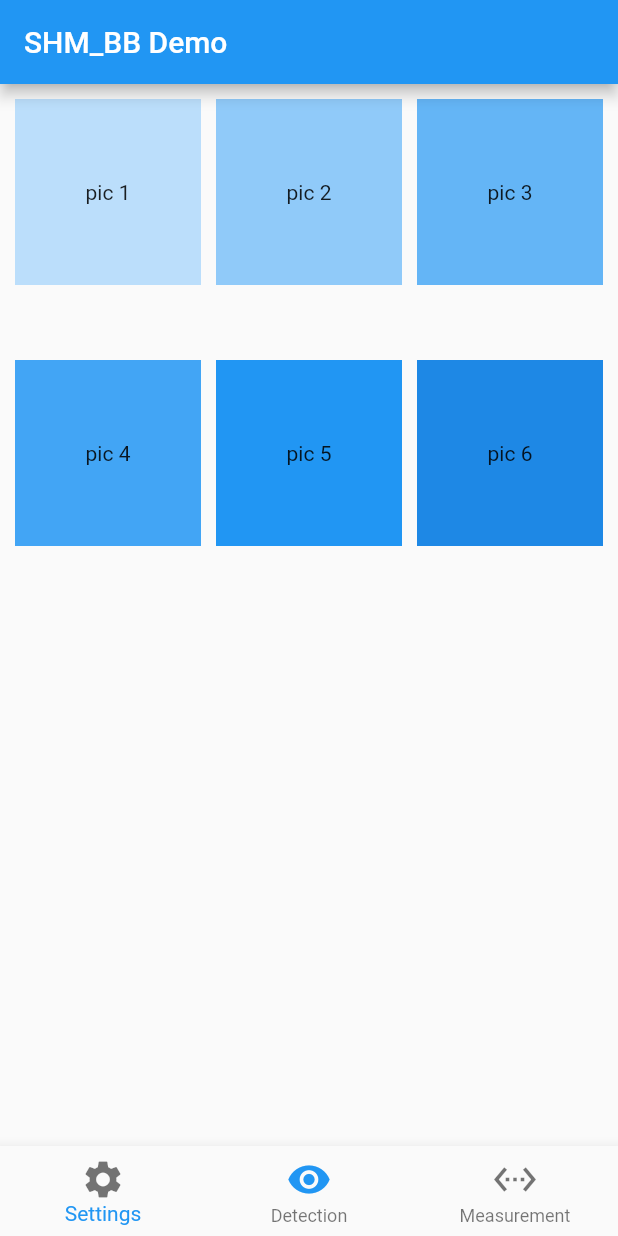
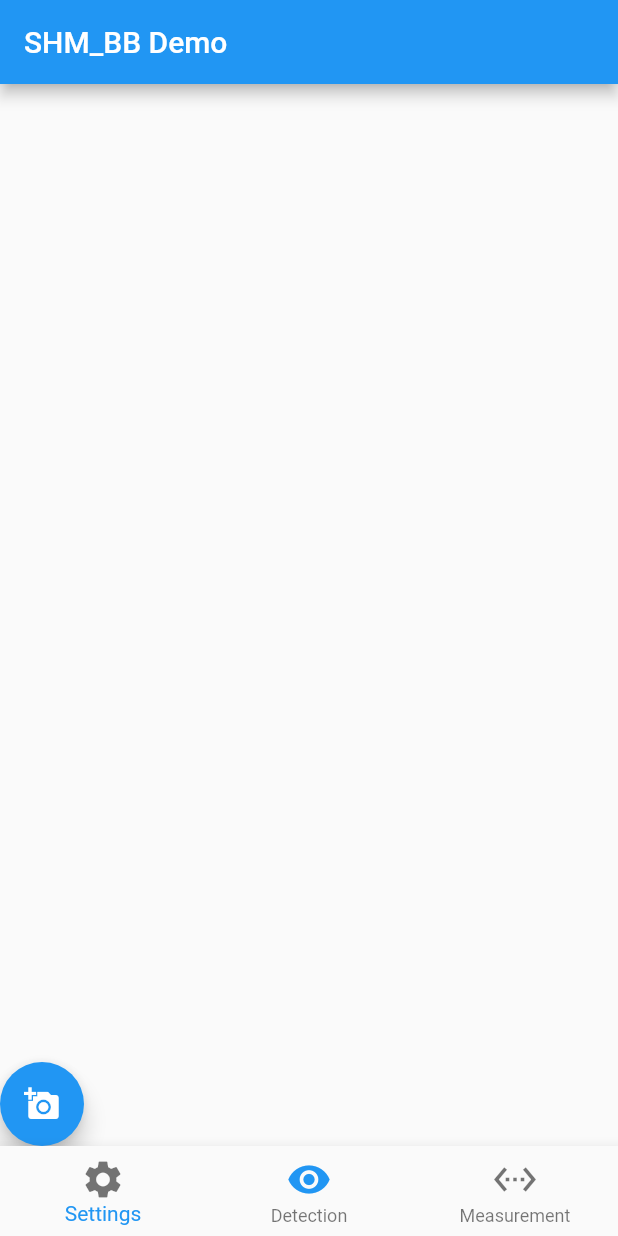
Before and after one commit to 2jeongmin/SHM_BB_demo, a Flutter app: the screen it shows after launch, item 2 of the bottom bar chosen, on a phone screen of 412 x 824 dp. Run offline on Flutter 3.47's test engine with Material 2 defaults, Android fonts, the phone set to English and light mode, and no system bars.

Commit message:
Update main.dart
gallery navigator.push

```diff
--- a/lib/main.dart
+++ b/lib/main.dart
@@ -1,6 +1,80 @@
 import 'package:flutter/material.dart';
 
 void main() => runApp(new WidgetDemo());
+
+class WidgetDem extends StatelessWidget {
+  @override
+  Widget build(BuildContext context) {
+    return MaterialApp(
+      title: 'Flutter Demo App',
+      home: Gallery(),
+    );
+  }
+}
+
+class Gallery extends StatelessWidget {
+  @override
+  Widget build(BuildContext context) {
+    return Scaffold(
+      appBar: AppBar(
+        title: Text('Gallery'),
+      ),
+      body: page4());
+  }
+}
+GridView page4() {
+  return GridView.count(
+    padding: const EdgeInsets.all(10),
+    crossAxisSpacing: 10,
+    mainAxisSpacing: 50,
+    crossAxisCount: 3,
+    children: <Widget>[
+      Container(
+        alignment: Alignment.center,
+        padding: const EdgeInsets.all(8),
+        child: const Text("pic 1"),
+        color: Colors.blue[100],
+      ),
+      Container(
+        alignment: Alignment.center,
+        padding: const EdgeInsets.all(8),
+        child: const Text('pic 2'),
+        color: Colors.blue[200],
+      ),
+      Container(
+        alignment: Alignment.center,
+        padding: const EdgeInsets.all(8),
+        child: const Text('pic 3'),
+        color: Colors.blue[300],
+      ),
+      Container(
+        alignment: Alignment.center,
+        padding: const EdgeInsets.all(8),
+        child: const Text('pic 4'),
+        color: Colors.blue[400],
+      ),
+      Container(
+        alignment: Alignment.center,
+        padding: const EdgeInsets.all(8),
+        child: const Text('pic 5'),
+        color: Colors.blue[500],
+      ),
+      Container(
+        alignment: Alignment.center,
+        padding: const EdgeInsets.all(8),
+        child: const Text('pic 6'),
+        color: Colors.blue[600],
+      ),
+      // ElevatedButton(
+      //     child: Text('Go back'),
+      //     onPressed: () {
+      //       Navigator.push(
+      //         context,
+      //         MaterialPageRoute(builder: (context) => new Scaffold()),);})
+    ],
+  );
+}
+
 
 class WidgetDemo extends StatefulWidget {
   @override
@@ -98,51 +172,19 @@ class WidgetDemoState extends State<WidgetDemo> {
       ),
     );
   }
-
-  GridView page2() {
-    return GridView.count(
-      padding: const EdgeInsets.all(10),
-      crossAxisSpacing: 10,
-      mainAxisSpacing: 50,
-      crossAxisCount: 3,
-      children: <Widget>[
-        Container(
-          alignment: Alignment.center,
-          padding: const EdgeInsets.all(8),
-          child: const Text("pic 1"),
-          color: Colors.blue[100],
-        ),
-        Container(
-          alignment: Alignment.center,
-          padding: const EdgeInsets.all(8),
-          child: const Text('pic 2'),
-          color: Colors.blue[200],
-        ),
-        Container(
-          alignment: Alignment.center,
-          padding: const EdgeInsets.all(8),
-          child: const Text('pic 3'),
-          color: Colors.blue[300],
-        ),
-        Container(
-          alignment: Alignment.center,
-          padding: const EdgeInsets.all(8),
-          child: const Text('pic 4'),
-          color: Colors.blue[400],
-        ),
-        Container(
-          alignment: Alignment.center,
-          padding: const EdgeInsets.all(8),
-          child: const Text('pic 5'),
-          color: Colors.blue[500],
-        ),
-        Container(
-          alignment: Alignment.center,
-          padding: const EdgeInsets.all(8),
-          child: const Text('pic 6'),
-          color: Colors.blue[600],
-        ),
-      ],
+  Container page2() {
+    return Container(
+      alignment: Alignment.bottomLeft,
+      child: FloatingActionButton(
+        onPressed: () {
+          Navigator.push(
+            context,
+            MaterialPageRoute(builder: (context) => Gallery()),
+          );
+        },
+        child: Icon(Icons.add_a_photo),
+        backgroundColor: Colors.blue,
+      ),
     );
   }
 
```
